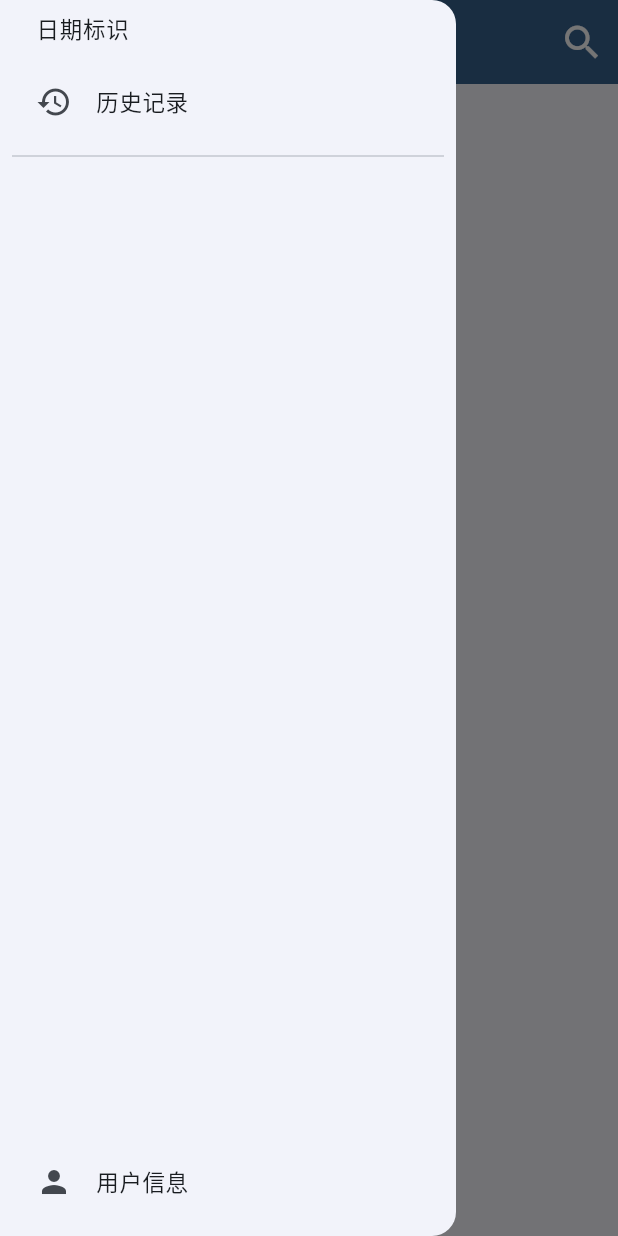
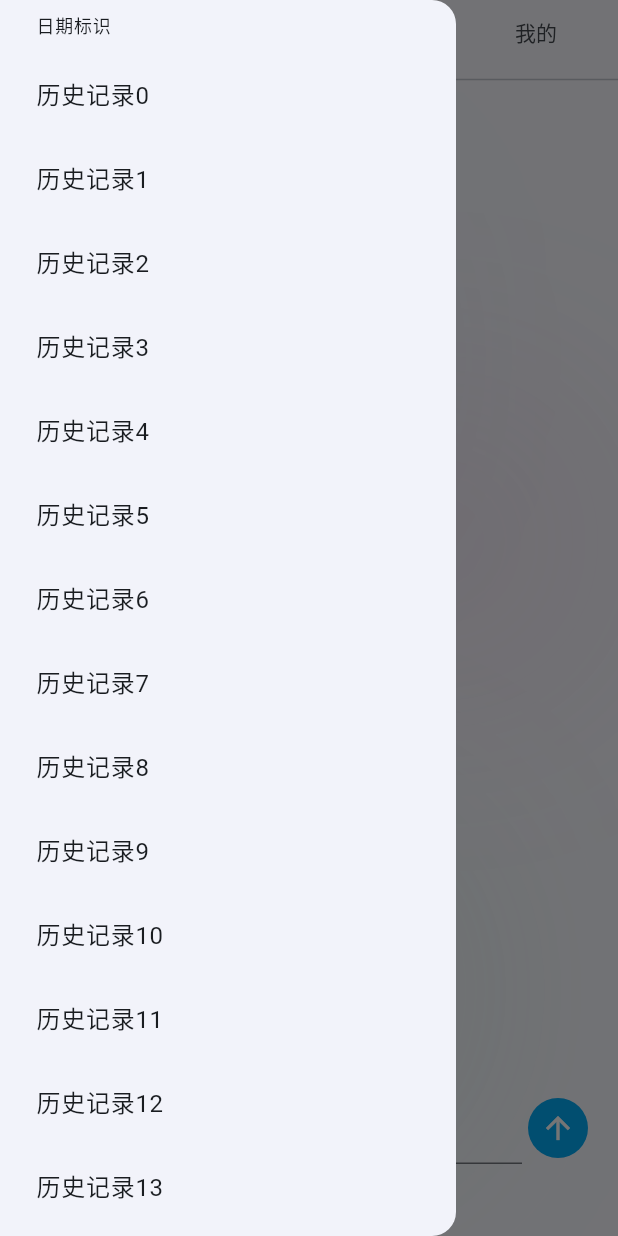
Before and after one commit to aimmetal-tech/xiaozhi, a Flutter app: the screen it shows after launch, with the side drawer open, on a phone screen of 412 x 824 dp. Run offline on Flutter 3.47's test engine with Material 3 defaults, Android fonts, the phone set to English and light mode, and no system bars; our stand-ins replace firebase_core, flutter_dotenv, flutter_riverpod, flutter_spinkit, fluttertoast, logger; missing offline and left inert: markdown_widget; accounts and stored records are empty; Roboto replaces fonts that are missing (MiSans).

Commit message:
feat(chat): 优化聊天页面滚动逻辑与UI布局
- 添加 `GlowBackground` 背景组件提升视觉效果
- 修改消息气泡最大宽度，调整头像大小及间距，优化界面显示
- 支持 Markdown 渲染并增加判断逻辑，仅对可能为 Markdown 的内容进行解析
- 增加“停止生成”按钮，在流式传输中可主动中断 SSE 连接

refactor(home): 实现底部导航栏结构重构

- 将主页由 GridView 替换为带 TabBar 的顶部标签页结构
- 新增“发现”和“我的”两个新页面占位模块
- 使用 flutter_riverpod 管理状态以支持 Tab 页面切换功能
- 更新抽屉菜单路径并替换为新的 HomeDrawer 组件实现

style(markdown): 新增 Markdown 样式配置文件

- 创建 markdown_config.dart 文件定义代码块、表格、链接等 Markdown 元素的渲染风格
- 支持代码一键复制功能并在 Toast 中提示用户操作结果

build(project): 初始化 DiscoverPage 与 UserPage 页面骨架

- 添加 DiscoverPage 页面基础布局展示文字内容
- 构建 UserPage 页面包含头像、快捷入口以及设置列表等基本 UI 结构

```diff
--- a/lib/main.dart
+++ b/lib/main.dart
@@ -19,8 +19,8 @@ class MyApp extends StatelessWidget {
   Widget build(BuildContext context) {
     return MaterialApp(
       debugShowCheckedModeBanner: false,
-      theme: myTheme,
-      home: HomePage(),
+      theme: themeData,
+      home: HomePageWithTabs(),
     );
   }
 }
--- a/lib/pages/home/home_page.dart
+++ b/lib/pages/home/home_page.dart
@@ -1,69 +1,74 @@
-import 'package:flutter/cupertino.dart';
+import 'package:flutter_riverpod/flutter_riverpod.dart';
 import 'package:flutter/material.dart';
 import 'package:xiaozhi/pages/chat_page.dart';
-import 'package:xiaozhi/pages/shared/drawer_page.dart';
+import 'package:xiaozhi/pages/discover_page.dart';
+import 'package:xiaozhi/pages/shared/home_drawer.dart';
+import 'package:xiaozhi/pages/user_page.dart';
 
-const List<Map<String, dynamic>> testButton = [
-  {'title': 'AI对话', 'route': ChatPage()},
-];
+class HomePageWithTabs extends ConsumerStatefulWidget {
+  const HomePageWithTabs({super.key});
 
-class HomePage extends StatelessWidget {
-  const HomePage({super.key});
+  @override
+  ConsumerState<HomePageWithTabs> createState() => _TopTabBarState();
+}
+
+class _TopTabBarState extends ConsumerState<HomePageWithTabs>
+    with SingleTickerProviderStateMixin {
+  late TabController _tabController;
+
+  @override
+  void initState() {
+    super.initState();
+    _tabController = TabController(length: 3, vsync: this);
+  }
 
   @override
   Widget build(BuildContext context) {
-    final colorScheme = Theme.of(context).colorScheme; // 配色方案
-    final textTheme = Theme.of(context).textTheme; // 字体样式
-
     return Scaffold(
+      drawer: HomeDrawer(),
       appBar: AppBar(
-        backgroundColor: colorScheme.primary,
-        title: Text(
-          '小智·HIPER',
-          style: textTheme.headlineLarge!.copyWith(color: Colors.white),
-        ),
-        actions: [
-          IconButton(onPressed: () {}, icon: Icon(Icons.search, size: 30)),
-        ],
-        centerTitle: true,
-      ),
-      drawer: const HomeDrawer(),
-      drawerEdgeDragWidth: MediaQuery.of(context).size.width,
-      body: GridView.builder(
-        gridDelegate: SliverGridDelegateWithFixedCrossAxisCount(
-          crossAxisCount: 2,
-          mainAxisSpacing: 20,
-          crossAxisSpacing: 20,
-          childAspectRatio: 1.0,
-        ),
-        itemCount: testButton.length,
-        itemBuilder: (context, index) {
-          final randomColor =
-              Colors.primaries[index % Colors.primaries.length].shade400;
-          return SizedBox.expand(
-            child: ElevatedButton(
-              style: ButtonStyle(
-                // WidgetStateProperty.all: 所有状态都用同一个值
-                backgroundColor: WidgetStateProperty.all(randomColor),
-                padding: WidgetStateProperty.all(EdgeInsets.zero),
-                shape: WidgetStateProperty.all(
-                  const RoundedRectangleBorder(borderRadius: BorderRadius.zero),
-                ),
-              ),
-              onPressed: () {
-                Navigator.of(context).push(
-                  CupertinoPageRoute(
-                    builder: (context) => testButton[index]['route'],
-                  ),
-                );
-              },
-              child: Text(
-                testButton[index]['title'],
-                style: TextStyle(color: Colors.white, fontSize: 25),
+        automaticallyImplyLeading: false,
+        titleSpacing: 0,
+        iconTheme: IconThemeData(color: Colors.grey),
+        toolbarHeight: 56,
+        title: Row(
+          children: [
+            SizedBox(width: 16),
+            Builder(
+              builder: (context) => IconButton(
+                color: Colors.grey,
+                onPressed: () => Scaffold.of(context).openDrawer(),
+                icon: const Icon(Icons.menu),
               ),
             ),
-          );
-        },
+            SizedBox(width: 20),
+            Expanded(
+              child: TabBar(
+                controller: _tabController,
+                // isScrollable: true,
+                indicatorSize: TabBarIndicatorSize.label,
+                tabs: const [
+                  Tab(text: '智能对话'),
+                  Tab(text: '发现·探索'),
+                  Tab(text: '我的'),
+                ],
+              ),
+            ),
+          ],
+        ),
+        bottom: PreferredSize(
+          preferredSize: const Size.fromHeight(5),
+          child: Divider(),
+        ),
+      ),
+      body: TabBarView(
+        // physics: const NeverScrollableScrollPhysics(),
+        controller: _tabController,
+        children: [
+          ChatPage(),
+          DiscoverPage(),
+          UserPage(),
+        ],
       ),
     );
   }
--- a/lib/pages/shared/drawer_page.dart
+++ /dev/null
@@ -1,58 +0,0 @@
-import 'package:flutter/material.dart';
-
-class HomeDrawer extends StatelessWidget {
-  const HomeDrawer({super.key});
-
-  @override
-  Widget build(BuildContext context) {
-    final textTheme = Theme.of(context).textTheme;
-
-    return Drawer(
-      child: SafeArea(
-        child: Padding(
-          padding: const EdgeInsets.all(8.0),
-          child: Column(
-            crossAxisAlignment: CrossAxisAlignment.start,
-            children: [
-              Padding(
-                padding: const EdgeInsets.fromLTRB(16.0, 0.0, 0.0, 0.0),
-                child: Text('日期标识', style: textTheme.labelSmall),
-              ),
-              SizedBox(height: 10),
-              Expanded(
-                child: Column(
-                  children: [
-                    ListTile(
-                      leading: Icon(Icons.history),
-                      title: Text('历史记录', style: textTheme.bodySmall),
-                      onTap: () {},
-                    ),
-                    Divider(),
-                  ],
-                ),
-              ),
-              ListTile(
-                leading: Icon(Icons.person),
-                title: Text('用户信息', style: textTheme.bodySmall),
-                onTap: () {},
-              ),
-            ],
-          ),
-        ),
-      ),
-    );
-  }
-}
-
-class AIChatDrawer extends StatefulWidget {
-  const AIChatDrawer({super.key});
-  @override
-  State<AIChatDrawer> createState() => _AIChatDrawerState();
-}
-
-class _AIChatDrawerState extends State<AIChatDrawer> {
-  @override
-  Widget build(BuildContext context) {
-    return Drawer();
-  }
-}
--- /dev/null
+++ b/lib/pages/shared/home_drawer.dart
@@ -0,0 +1,35 @@
+import 'package:flutter/material.dart';
+
+class HomeDrawer extends StatelessWidget {
+  const HomeDrawer({super.key});
+
+  @override
+  Widget build(BuildContext context) {
+    final textTheme = Theme.of(context).textTheme;
+
+    return Drawer(
+      child: SafeArea(
+        child: Padding(
+          padding: const EdgeInsets.all(8.0),
+          child: Column(
+            crossAxisAlignment: CrossAxisAlignment.start,
+            children: [
+              Padding(
+                padding: const EdgeInsets.fromLTRB(16.0, 0.0, 0.0, 0.0),
+                child: Text('日期标识', style: textTheme.labelSmall),
+              ),
+              SizedBox(height: 10),
+              Expanded(
+                child: ListView.builder(
+                  itemBuilder: (context, index) => ListTile(
+                    title: Text('历史记录$index'),
+                  ),
+                ),
+              ),
+            ],
+          ),
+        ),
+      ),
+    );
+  }
+}
--- /dev/null
+++ b/lib/style/glow_background.dart
@@ -0,0 +1,70 @@
+import 'package:flutter/material.dart';
+import 'dart:ui' as ui;
+
+class GlowBackground extends StatelessWidget {
+  const GlowBackground({super.key});
+
+  @override
+  Widget build(BuildContext context) {
+    return Positioned.fill(
+      child: IgnorePointer(
+        child: Stack(
+          children: const [
+            _GlowBlob(
+              alignment: Alignment(-0.8, -0.8),
+              size: 250,
+              color: Color(0xFF5B9BFF), // 蓝色光晕
+            ),
+            _GlowBlob(
+              alignment: Alignment(0.9, -0.3),
+              size: 220,
+              color: Color(0xFFFF7AD1), // 粉色光晕
+            ),
+            _GlowBlob(
+              alignment: Alignment(-0.2, 0.9),
+              size: 280,
+              color: Color(0xFF7CF9B3), // 绿色光晕
+            ),
+          ],
+        ),
+      ),
+    );
+  }
+}
+
+class _GlowBlob extends StatelessWidget {
+  final Alignment alignment;
+  final double size;
+  final Color color;
+
+  const _GlowBlob({
+    required this.alignment,
+    required this.size,
+    required this.color,
+  });
+
+  @override
+  Widget build(BuildContext context) {
+    return Align(
+      alignment: alignment,
+      child: ImageFiltered(
+        imageFilter: ui.ImageFilter.blur(sigmaX: 80, sigmaY: 80),
+        child: Container(
+          width: size,
+          height: size,
+          decoration: BoxDecoration(
+            shape: BoxShape.circle,
+            gradient: RadialGradient(
+              colors: [
+                color.withValues(alpha: 0.55),
+                color.withValues(alpha: 0.10),
+                Colors.transparent,
+              ],
+              stops: const [0.0, 0.45, 1.0],
+            ),
+          ),
+        ),
+      ),
+    );
+  }
+}
--- a/lib/style/theme_style.dart
+++ b/lib/style/theme_style.dart
@@ -1,6 +1,6 @@
 import 'package:flutter/material.dart';
 
-final myTheme = ThemeData(
+final themeData = ThemeData(
   // 应用程序颜色方案
   colorScheme: ColorScheme.fromSeed(
     seedColor: Colors.blue,
@@ -35,7 +35,7 @@ final myTheme = ThemeData(
     labelSmall: TextStyle(
       fontFamily: 'MiSans',
       fontWeight: FontWeight.w300,
-      fontSize: 15,
+      fontSize: 12,
     ),
   ),
 );
--- a/pubspec.yaml
+++ b/pubspec.yaml
@@ -36,7 +36,6 @@ dependencies:
   cupertino_icons: ^1.0.8
   flutter_riverpod: ^3.0.3
   riverpod_annotation: ^3.0.3
-  velocity_x: ^4.3.1
   http: ^1.5.0
   firebase_auth: ^6.1.1
   firebase_storage: ^13.0.3
@@ -46,6 +45,7 @@ dependencies:
   shared_preferences: ^2.5.3
   fluttertoast: ^9.0.0
   markdown_widget: ^2.3.2+8
+  go_router: ^16.3.0
 
 dev_dependencies:
   flutter_test:
```
Also changed, not shown: lib/pages/chat_page.dart (+36 -18 lines), lib/pages/discover_page.dart (added, +15 -0 lines), lib/pages/user_page.dart (added, +57 -0 lines), lib/style/markdown_config.dart (added, +93 -0 lines), lib/widgets/chat_bubble.dart (+33 -13 lines), lib/services/login.dart (added), lib/services/register.dart (added), pubspec.lock.
